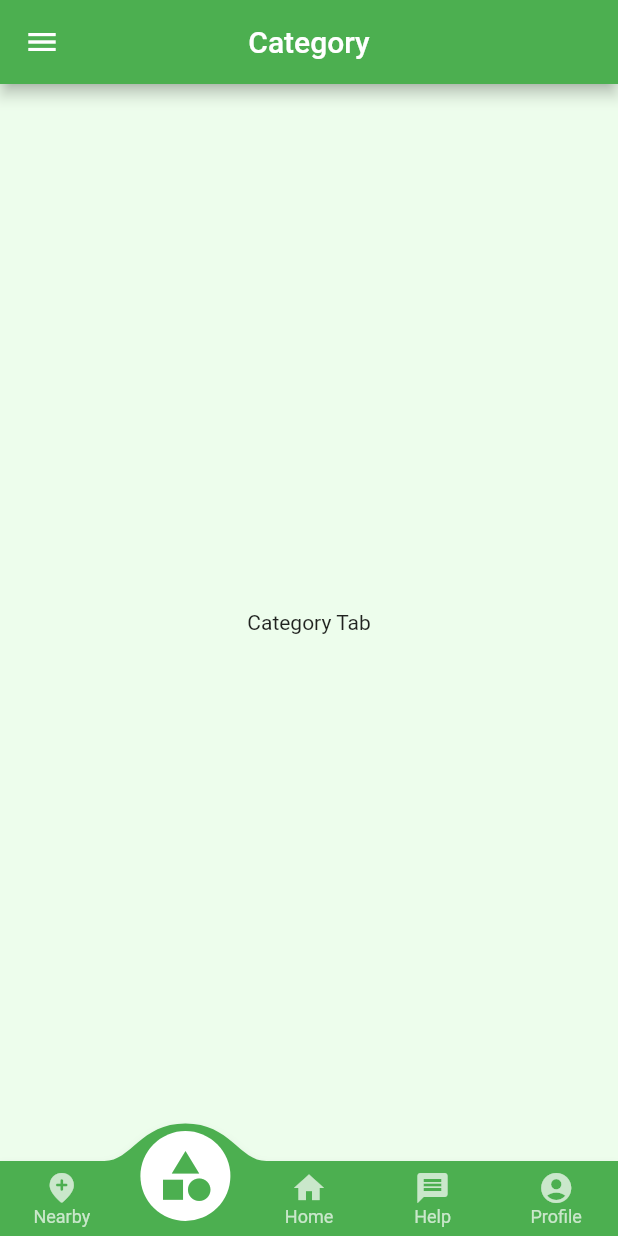
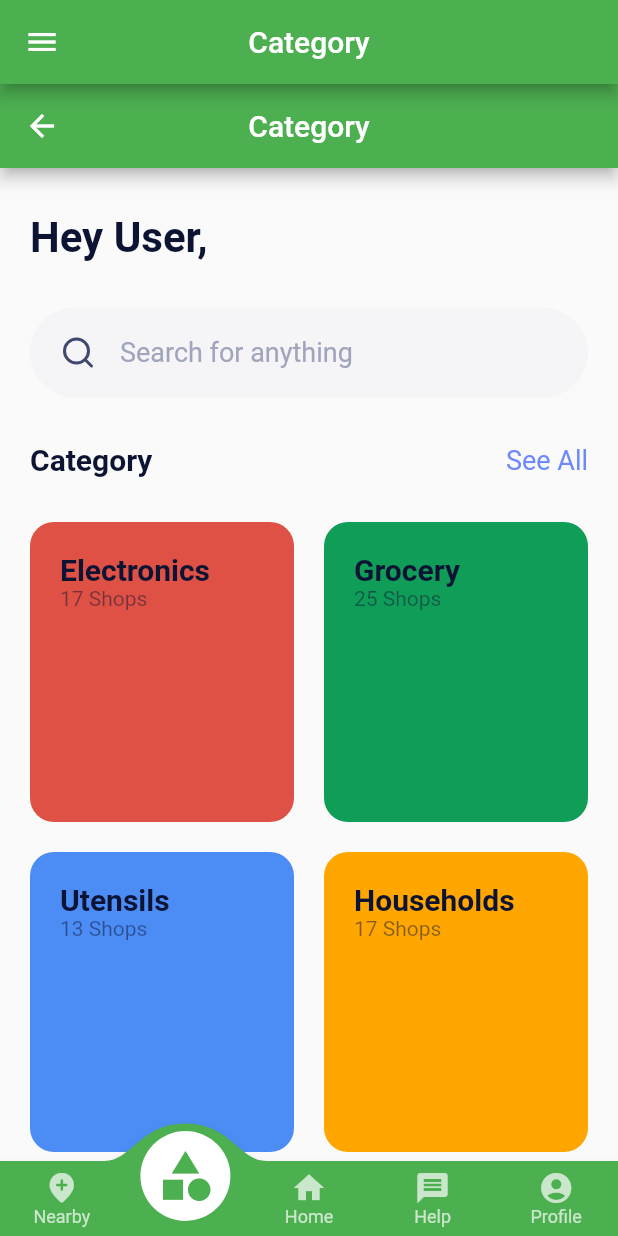
Before and after one commit to pktintali/pre_project, a Flutter app: the MainHomePage screen opened by its route, item 2 of the bottom bar chosen, on a phone screen of 412 x 824 dp. Run offline on Flutter 3.47's test engine with Material 2 defaults, Android fonts, the light colour scheme and no system bars; drawn by our look-alikes of convex_bottom_bar; our stand-ins replace flutter_rating_bar, flutter_svg, google_maps_flutter, location, material_floating_search_bar; network calls fail.

Commit message:
updated category page

```diff
--- /dev/null
+++ b/lib/ankan/categoryPage.dart
@@ -0,0 +1,96 @@
+import './constants.dart';
+import './model/categoryData.dart';
+import 'package:flutter/material.dart';
+import 'package:flutter_staggered_grid_view/flutter_staggered_grid_view.dart';
+import 'package:flutter_svg/flutter_svg.dart';
+
+class CategoryPage extends StatelessWidget {
+  @override
+  Widget build(BuildContext context) {
+    return Scaffold(
+      appBar: AppBar(title: Text('Category'),backgroundColor: Colors.green, centerTitle: true,),
+      body: Padding(
+        padding: EdgeInsets.only(left: 20, right: 20),
+        child: Column(
+          crossAxisAlignment: CrossAxisAlignment.start,
+          children: <Widget>[
+            SizedBox(height: 30),
+            Text("Hey User,", style: kHeadingextStyle),
+            Container(
+              margin: EdgeInsets.symmetric(vertical: 30),
+              padding: EdgeInsets.symmetric(horizontal: 20, vertical: 16),
+              height: 60,
+              width: double.infinity,
+              decoration: BoxDecoration(
+                color: Color(0xFFF5F5F7),
+                borderRadius: BorderRadius.circular(40),
+              ),
+              child: Row(
+                children: <Widget>[
+                  SvgPicture.asset("assets/icons/search.svg"),
+                  SizedBox(width: 16),
+                  Text(
+                    "Search for anything",
+                    style: TextStyle(
+                      fontSize: 18,
+                      color: Color(0xFFA0A5BD),
+                    ),
+                  )
+                ],
+              ),
+            ),
+            Row(
+              mainAxisAlignment: MainAxisAlignment.spaceBetween,
+              children: <Widget>[
+                Text("Category", style: kTitleTextStyle),
+                Text(
+                  "See All",
+                  style: kSubtitleTextSyule.copyWith(color: kBlueColor),
+                ),
+              ],
+            ),
+            SizedBox(height: 30),
+            Expanded(
+              child: StaggeredGridView.countBuilder(
+                padding: EdgeInsets.all(0),
+                crossAxisCount: 2,
+                itemCount: categories.length,
+                crossAxisSpacing: 20,
+                mainAxisSpacing: 20,
+                itemBuilder: (context, index) {
+                  return Container(
+                    padding: EdgeInsets.all(20),
+                    height: 200,
+                    decoration: BoxDecoration(
+                      borderRadius: BorderRadius.circular(16),
+                      image: DecorationImage(
+                        image: AssetImage(categories[index].image),
+                        fit: BoxFit.fill,
+                      ),
+                    ),
+                    child: Column(
+                      crossAxisAlignment: CrossAxisAlignment.start,
+                      children: <Widget>[
+                        Text(
+                          categories[index].name,
+                          style: kTitleTextStyle,
+                        ),
+                        Text(
+                          '${categories[index].numOfShops} Shops',
+                          style: TextStyle(
+                            color: kTextColor.withOpacity(.5),
+                          ),
+                        )
+                      ],
+                    ),
+                  );
+                },
+                staggeredTileBuilder: (index) => StaggeredTile.fit(1),
+              ),
+            ),
+          ],
+        ),
+      ),
+    );
+  }
+}
--- /dev/null
+++ b/lib/ankan/constants.dart
@@ -0,0 +1,31 @@
+import 'package:flutter/material.dart';
+
+// Colors
+const kTextColor = Color(0xFF0D1333);
+const kBlueColor = Color(0xFF6E8AFA);
+const kBestSellerColor = Color(0xFFFFD073);
+const kGreenColor = Color(0xFF49CC96);
+
+// My Text Styles
+const kHeadingextStyle = TextStyle(
+  fontSize: 28,
+  color: kTextColor,
+  fontWeight: FontWeight.bold,
+);
+const kSubheadingextStyle = TextStyle(
+  fontSize: 24,
+  color: Color(0xFF61688B),
+  height: 2,
+);
+
+const kTitleTextStyle = TextStyle(
+  fontSize: 20,
+  color: kTextColor,
+  fontWeight: FontWeight.bold,
+);
+
+const kSubtitleTextSyule = TextStyle(
+  fontSize: 18,
+  color: kTextColor,
+  // fontWeight: FontWeight.bold,
+);
--- /dev/null
+++ b/lib/ankan/model/categoryData.dart
@@ -0,0 +1,19 @@
+
+class CategoryData {
+  final String name;
+  final int numOfShops;
+  final String image;
+
+  CategoryData(this.name, this.numOfShops, this.image);
+}
+
+List<CategoryData> categories = categoriesData
+    .map((item) => CategoryData(item['name'], item['shops'], item['image']))
+    .toList();
+
+var categoriesData = [
+  {"name": "Electronics", 'shops': 17, 'image': "assets/images/red.png"},
+  {"name": "Grocery", 'shops': 25, 'image': "assets/images/green.png"},
+  {"name": "Utensils", 'shops': 13, 'image': "assets/images/blue.png"},
+  {"name": "Households", 'shops': 17, 'image': "assets/images/yellow.png"},
+];
--- a/lib/mainHomePage.dart
+++ b/lib/mainHomePage.dart
@@ -4,6 +4,7 @@ import 'package:pre_project/myDrawer.dart';
 import 'package:convex_bottom_bar/convex_bottom_bar.dart';
 import 'package:pre_project/sarthak/user_profile.dart';
 import 'package:pre_project/vartul/explore/explore.dart';
+import 'ankan/categoryPage.dart';
 
 class MainHomePage extends StatefulWidget {
   static const id = "MyHomePage";
@@ -47,7 +48,7 @@ class _MainHomePageState extends State<MainHomePage> {
         return Explore();
 
       case 1:
-        return Center(child: Text('Category Tab'));
+        return CategoryPage();
 
       case 3:
         return Center(child: Text('Help Tab'));
```
Also changed, not shown: pubspec.yaml (+11 -6 lines), assets/fonts/Nunito-Bold.ttf (added), assets/fonts/Nunito-Regular.ttf (added), assets/fonts/Nunito-SemiBold.ttf (added), assets/icons/person.svg (added), assets/icons/search.svg (added), assets/images/blue.png (added), assets/images/green.png (added), assets/images/red.png (added), assets/images/user.png (added), assets/images/yellow.png (added), pubspec.lock.
